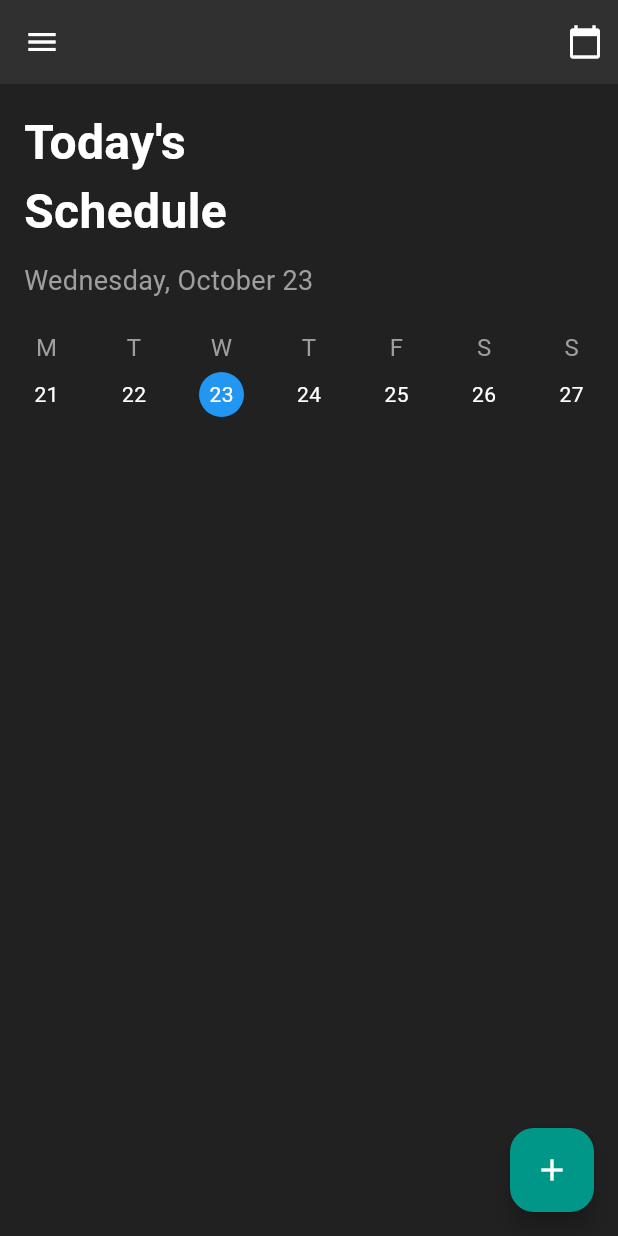
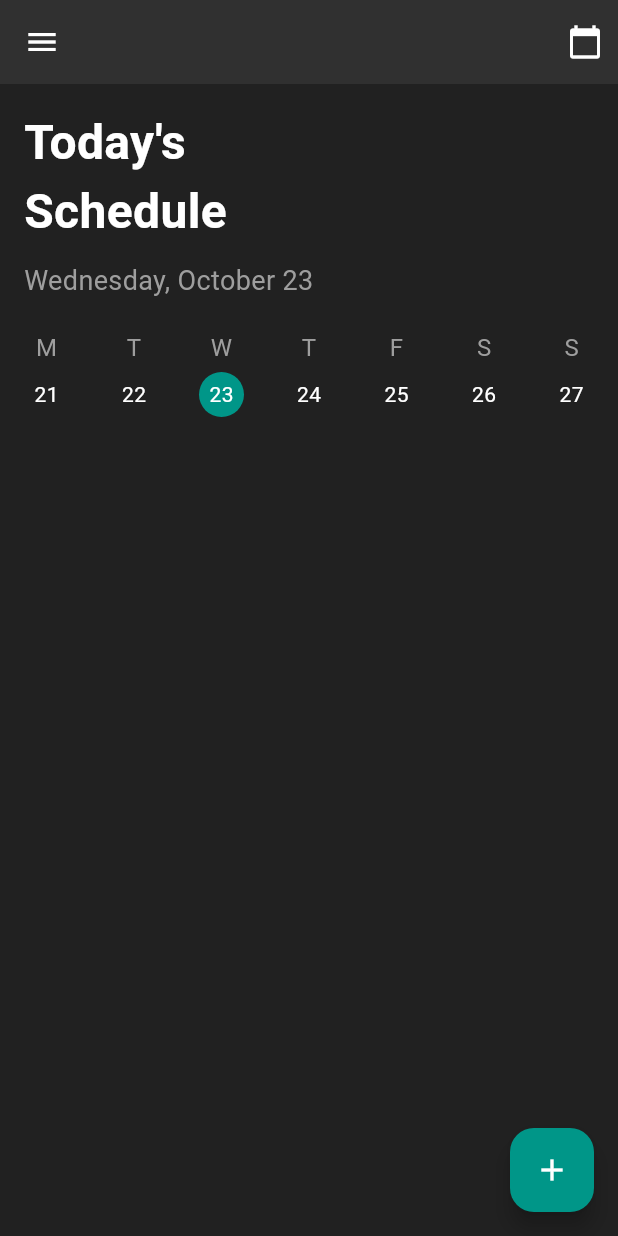
Before and after one commit to MauryaAayush/multiple_app, a Flutter app: the screen it shows after launch, on a phone screen of 412 x 824 dp. Run offline on Flutter 3.47's test engine with Material 3 defaults, Android fonts, the phone set to English and light mode, and no system bars; our stand-ins replace get, google_fonts.

Commit message:
Radhey Radhey

```diff
--- a/lib/TODO_APP/Views/HomeScreen/todo_screen.dart
+++ b/lib/TODO_APP/Views/HomeScreen/todo_screen.dart
@@ -69,7 +69,7 @@ class HomePage extends StatelessWidget {
                       width: 30,
                       height: 30,
                       decoration: BoxDecoration(
-                        color: index == 2 ? Colors.blue : Colors.transparent,
+                        color: index == 2 ? Colors.teal : Colors.transparent,
                         shape: BoxShape.circle,
                       ),
                       child: Center(
```
